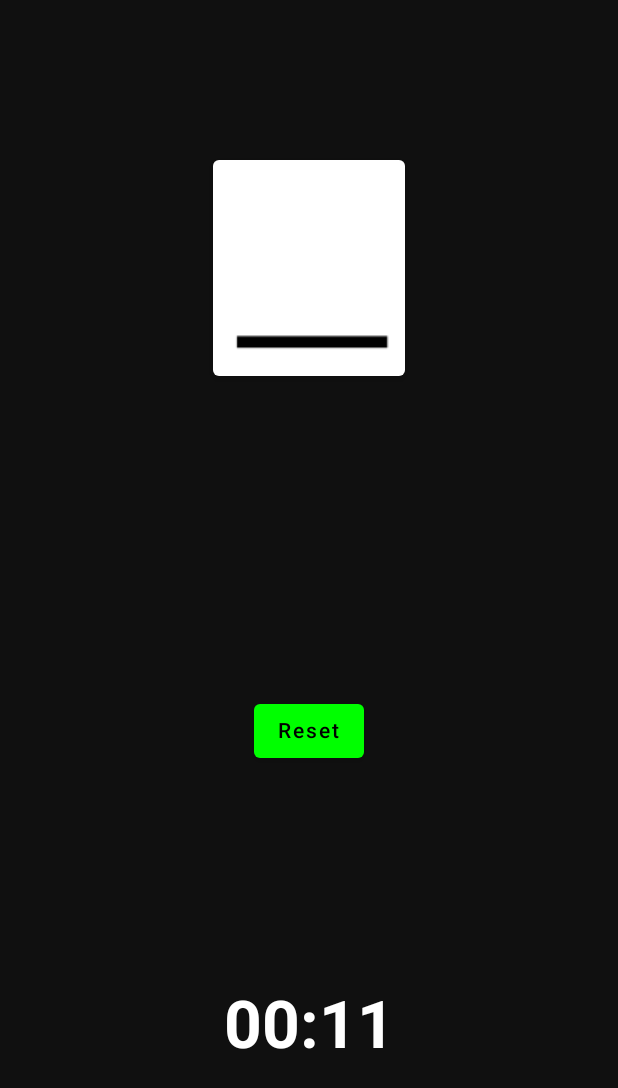
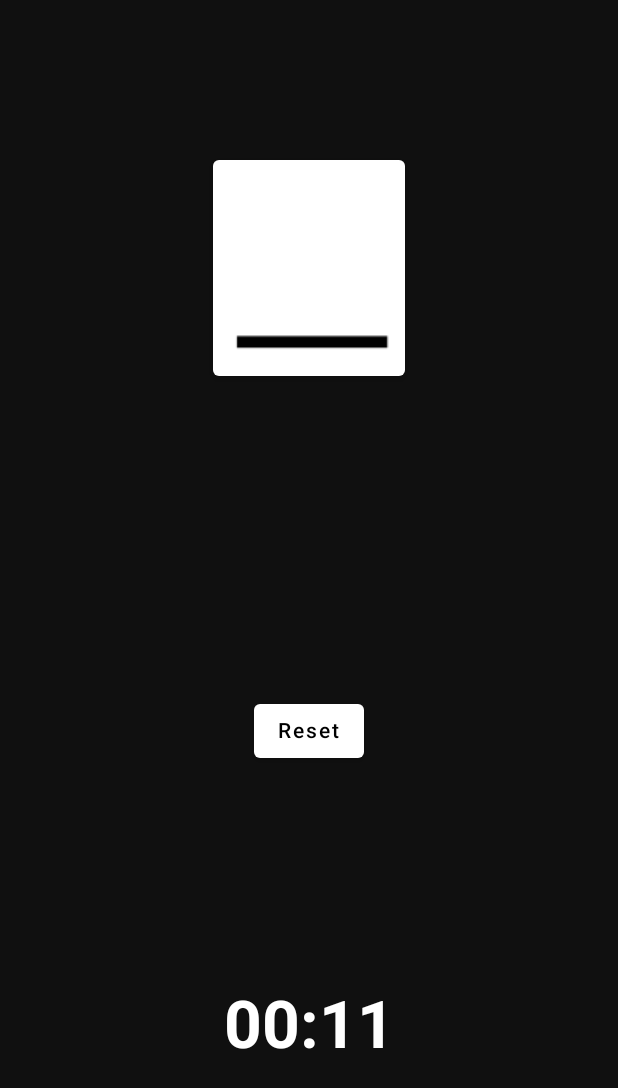
Before and after one commit to Luccien/TimerApp, an Android app built with Jetpack Compose: the screen it shows after launch (MainActivity), after a tap on "Start", on a phone screen of 412 x 824 dp. Shown: the top 1088 px of the screen. Run offline under Robolectric (Android 15) with nearby library versions, the phone set to English and light mode, and no system bars.

Commit message:
from laptop - colors and positioning

```diff
--- a/app/src/main/java/de/lucien/timer/MainActivity.kt
+++ b/app/src/main/java/de/lucien/timer/MainActivity.kt
@@ -26,20 +26,9 @@ class MainActivity : ComponentActivity() {
         setContent {
            Surface(
                 color = Color(0xFF101010),
-               // modifier = Modifier.fillMaxSize()
-            ) {
-                /*Box(
-                ) {*/
-                    Timer(
-                       /* handleColor = Color.Green,
-                        inactiveBarColor = Color.DarkGray,
-                        activeBarColor = Color(0xFF37B900),
-                        modifier = Modifier.size(200.dp)*/
-                    )
-
-
+           ) {
+               Timer()
                 }
-          //  }
         }
     }
 }
@@ -50,13 +39,6 @@ class MainActivity : ComponentActivity() {
     @Preview
     @Composable
     fun Timer(
-        //totalTime: Long,
-        /*handleColor: Color,
-        inactiveBarColor: Color,
-        activeBarColor: Color,
-        modifier: Modifier = Modifier,
-        //initialValue: Float = 1f,
-        strokeWidth: Dp = 5.dp*/
     ) {
 
         val pictureAmount = 11-1 // one less than actual pictures are there
@@ -69,16 +51,6 @@ class MainActivity : ComponentActivity() {
             mutableStateOf(pictureAmount)
         }
 
-/*
-        var size by remember {
-            mutableStateOf(IntSize.Zero)
-        }
-
- */
-        /*
-        var value by remember {
-            mutableStateOf(initialValue)
-        }*/
         var currentTime by remember {
             mutableStateOf(totalTime)
         }
@@ -95,20 +67,20 @@ class MainActivity : ComponentActivity() {
             if (currentTime > 0 && isTimerRunning) {
                 delay(1000L)
                 currentTime -= 1000L
-                //value = currentTime / totalTime.toFloat()
+
             }
         }
 
 
-        Box(//color = Color(0xFF101010),
+        Box(
             modifier = Modifier.fillMaxSize()
         ) {
             Column(
 
                modifier = Modifier
                    .fillMaxHeight(0.75f)
-                .fillMaxWidth(),
-                    //.padding(25.dp),
+                   .fillMaxWidth(),
+
                horizontalAlignment = Alignment.CenterHorizontally,
                 verticalArrangement = Arrangement.SpaceAround    //.SpaceEvenly // TODO CHANGE
             ) {
@@ -145,7 +117,6 @@ class MainActivity : ComponentActivity() {
                             currentTime = currentTime,
                             onCurrentTimeChange = { currentTime = it },
                             totalTime = totalTime,
-                            counter = counter,
                             onCounterChange = { counter = it },
                             isTimerRunning,
                             onIsTimerRunningChange = { isTimerRunning = it },
@@ -153,16 +124,13 @@ class MainActivity : ComponentActivity() {
                             pictureAmount = pictureAmount
                         )
                     }
+
                     if (isTimerRunning) {
                         ResetButton(
-                            currentTime = currentTime,
                             onCurrentTimeChange = { currentTime = it },
                             totalTime = totalTime,
-                            counter = counter,
                             onCounterChange = { counter = it },
-                            isTimerRunning,
                             onIsTimerRunningChange = { isTimerRunning = it },
-                            onTimeToShowNextPictureChange = { timeToShowNextPicture = it },
                             pictureAmount = pictureAmount
                         )
                     }
@@ -176,30 +144,19 @@ class MainActivity : ComponentActivity() {
 
             // SECOND COLUMN
             Column(
-
-
-                modifier = Modifier.align(Alignment.BottomCenter)
+                modifier = Modifier
+                    .align(Alignment.BottomCenter)
                     .fillMaxHeight(0.25f)
                     .fillMaxWidth(),
+                horizontalAlignment = Alignment.CenterHorizontally
+            ) {
 
-
-                    //.fillMaxSize()
-                //.padding(100.dp),
-                horizontalAlignment = Alignment.CenterHorizontally
-                // verticalArrangement = Arrangement.SpaceAround    //.SpaceEvenly // TODO CHANGE
-            ) {
-                //if (isTimerRunning && currentTime > 0L) {}
-                //else if (!isTimerRunning && currentTime == totalTime) {
                 if (!isTimerRunning && currentTime == totalTime) {
                     SetTimeForTimer(
-                        currentTime = currentTime,
                         onCurrentTimeChange = { currentTime = it },
                         totalTime = totalTime,
                         onTotalTimeChange = { totalTime = it },
-                        counter = counter,
-                        onCounterChange = { counter = it },
-                        isTimerRunning,
-                        onIsTimerRunningChange = { isTimerRunning = it },
+
                     )
                 }
                 //------
@@ -214,7 +171,7 @@ class MainActivity : ComponentActivity() {
                     }
                     //------
                 }// end box
-            }
+            } // end // SECOND COLUMN
         }
     }
 
@@ -229,17 +186,13 @@ fun ShowHangman(pictureAmount:Int,
                 timeToShowNextPicture:Long,
                 onTimeToShowNextPictureChange: (Long) -> Unit)
 {
-// counts down
-
 
     if(currentTime <= timeToShowNextPicture ){
-        if( (counter-1) >=  0) { // 2 - 1 >= 1 // 2 ist letzter counter wert
+        if( (counter-1) >=  0) { // 2 - 1 >= 1 // 2 si last counter value
 
             /////////////////
             val timePerPicture = totalTime/pictureAmount
-            //val timeToShowNextPicture = counter * timePerPicture
             onTimeToShowNextPictureChange( (counter-1) * timePerPicture)
-            //ShowCard(counter-1)
             onCounterChange(counter - 1)
             /////////////////
         }
@@ -331,37 +284,22 @@ fun ShowCard(pictureNumber:Int,currentTime:Long,totalTime:Long){
 
 @Composable
 fun ResetButton(
-                currentTime:Long,
                 onCurrentTimeChange:(Long) -> Unit,
                 totalTime: Long,
-                counter:Int,
                 onCounterChange:(Int) -> Unit,
-                isTimerRunning:Boolean,
                 onIsTimerRunningChange:(Boolean) -> Unit,
-                onTimeToShowNextPictureChange: (Long) -> Unit,
                 pictureAmount:Int,)
-
 {
-
     Button(
         onClick = {
 
             onCurrentTimeChange(totalTime)
             onCounterChange(pictureAmount)
-            onIsTimerRunningChange(false) // ONLY THIS STAYS
-            /*
-            onCurrentTimeChange(totalTime)
-            onCounterChange(pictureAmount)
             onIsTimerRunningChange(false)
 
-            ////////////// TODO  CAN ALL GET OUT except for --onIsTimerRunningChange(false)
-            val timePerPicture = totalTime/pictureAmount
-            onTimeToShowNextPictureChange( (pictureAmount) * timePerPicture)
-            ///////////////
-             */
         },
         colors = ButtonDefaults.buttonColors(
-            backgroundColor = Color.Green
+            backgroundColor = Color.White
 
         )
     ) {
@@ -371,13 +309,13 @@ fun ResetButton(
     }
 
 }
-// end reset button
+
 
 
 
 @Composable
 fun TimerCountTextfield(currentTime:Long){
-    Row(   //modifier = Modifier.paddingFromBaseline(top = 200.dp, bottom = 8.dp)
+    Row(
     ) {
         showTimeInMinAndSec(currentTime)
     }
@@ -390,37 +328,38 @@ fun TimerCountTextfield(currentTime:Long){
 
 
 @Composable
-fun SetTimeForTimer(currentTime:Long,
+fun SetTimeForTimer(
                     onCurrentTimeChange:(Long) -> Unit,
                     totalTime: Long,
                     onTotalTimeChange:(Long) -> Unit,
-                    counter:Int,
-                    onCounterChange:(Int) -> Unit,
-                    isTimerRunning:Boolean,
-                    onIsTimerRunningChange:(Boolean) -> Unit,
+
 ){
     Column() {
         Row() {
+            Spacer(modifier = Modifier.size(5.dp))
             Button(
                 onClick = {
                     // add one minute
                     val timeChange =totalTime + (1000L*60)
                     onTotalTimeChange(timeChange)
                     onCurrentTimeChange(timeChange)
-                }) {
+                },colors = ButtonDefaults.buttonColors(backgroundColor = Color.White),modifier = Modifier.size(width = 40.dp,height = 40.dp)
+            ) {
                 Image(
                     painterResource(id = R.drawable.ic_baseline_arrow_upward_24),
                     contentDescription = "",
                     modifier = Modifier.size(15.dp)
                 )
             }
+            Spacer(modifier = Modifier.size(25.dp))
             Button(
                 onClick = {
                     // subtract one minute
                     val timeChange =totalTime + (1000L)
                     onTotalTimeChange(timeChange)
                     onCurrentTimeChange(timeChange)
-                }) {
+                },colors = ButtonDefaults.buttonColors(backgroundColor = Color.White),modifier = Modifier.size(width = 40.dp,height = 40.dp)
+            ) {
                 Image(
                     painterResource(id = R.drawable.ic_baseline_arrow_upward_24),
                     contentDescription = "",
@@ -433,6 +372,7 @@ fun SetTimeForTimer(currentTime:Long,
 
         }
         Row() {
+            Spacer(modifier = Modifier.size(5.dp))
             Button(
                 onClick = {
                     // add one second
@@ -441,13 +381,16 @@ fun SetTimeForTimer(currentTime:Long,
                         onTotalTimeChange(newTime)
                         onCurrentTimeChange(newTime)
                     }
-                }) {
+                },colors = ButtonDefaults.buttonColors(backgroundColor = Color.White),modifier = Modifier.size(width = 40.dp,height = 40.dp)
+
+            ) {
                 Image(
                     painterResource(id = R.drawable.ic_baseline_arrow_downward_24),
                     contentDescription = "",
                     modifier = Modifier.size(15.dp)
                 )
             }
+            Spacer(modifier = Modifier.size(25.dp))
             Button(
                 onClick = {
                     // subtract one second
@@ -456,7 +399,9 @@ fun SetTimeForTimer(currentTime:Long,
                         onTotalTimeChange(newTime)
                         onCurrentTimeChange(newTime)
                     }
-                }) {
+                },colors = ButtonDefaults.buttonColors(backgroundColor = Color.White),modifier = Modifier.size(width = 40.dp,height = 40.dp)
+
+            ) {
                 Image(
                     painterResource(id = R.drawable.ic_baseline_arrow_downward_24),
                     contentDescription = "",
@@ -515,7 +460,6 @@ fun ButtonStartPause(
                      currentTime:Long,
                      onCurrentTimeChange:(Long) -> Unit,
                      totalTime: Long,
-                     counter:Int,
                      onCounterChange:(Int) -> Unit,
                      isTimerRunning:Boolean,
                      onIsTimerRunningChange:(Boolean) -> Unit,
@@ -523,8 +467,6 @@ fun ButtonStartPause(
                      pictureAmount:Int,)
 
 {
-
-    //if(!isTimerRunning )
 
     Button(
         onClick = {
@@ -552,16 +494,15 @@ fun ButtonStartPause(
                     //-----------
 
                 }
-                //onIsTimerRunningChange(!isTimerRunning) --KEEP OLD VERSION
             }
         },
 
 
         colors = ButtonDefaults.buttonColors(
             backgroundColor = if (!isTimerRunning || currentTime <= 0L) {
-                Color.Green
+                Color.White
             } else {
-                Color.Red
+                Color.White // not used
             }
         )
     ) {
@@ -571,34 +512,7 @@ fun ButtonStartPause(
             else if (!isTimerRunning && currentTime > 0L) "Continue" // CONTINUE IS NOT NEEDED
             else "Restart"
         )
-        //trace("gfh")
 
-        //---------
-
-        /*
-        if (isTimerRunning && currentTime > 0L) {}
-        else if (!isTimerRunning && currentTime == totalTime) {}
-        else if (!isTimerRunning && currentTime > 0L)
-        else {
-
-            //---------
-            onCurrentTimeChange(totalTime)
-            onCounterChange(pictureAmount)
-            onIsTimerRunningChange(false)
-
-            //////////////
-            val timePerPicture = totalTime/pictureAmount
-            onTimeToShowNextPictureChange( (pictureAmount) * timePerPicture)
-            //------------
-
-
-            ///////////////
-            //Log.DEBUG("istimerrunning " + !isTimerRunning + "  creenttime  " + currentTime)
-            //Log.d("tag", "istimerrunning " + !isTimerRunning + "  creenttime  " + currentTime)
-        }
-
-         */
-        //-----------
 
     }
 }
```
